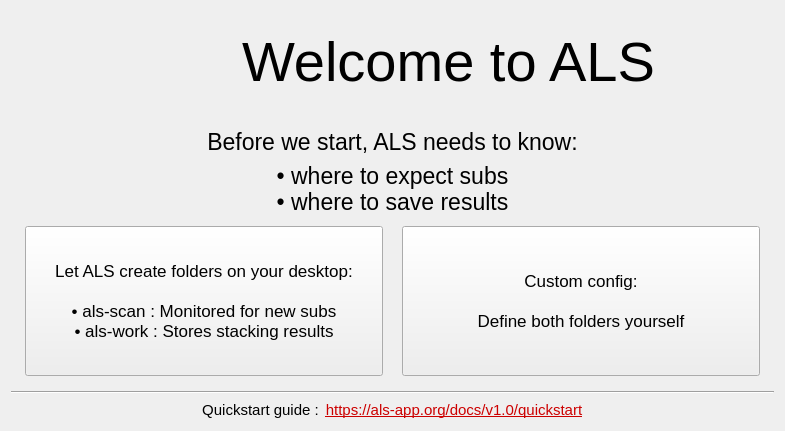
deufrai/als, file src/als/ui/first_run_ui.ui: the form before one commit.
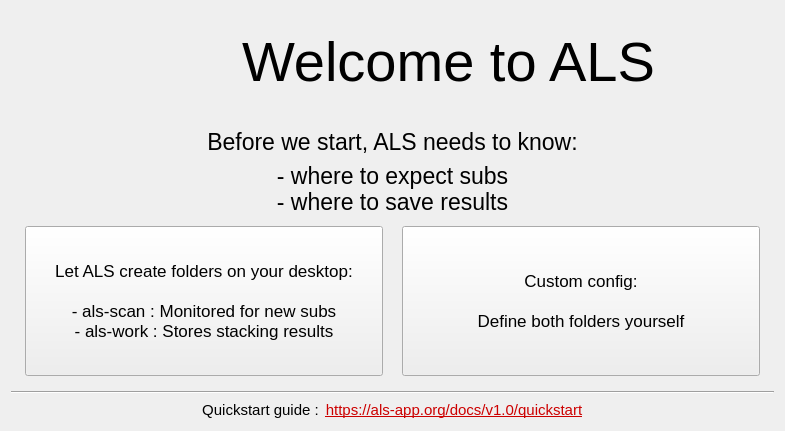
The form after the commit. Icons and pictures are not drawn.

Commit message: revamp Stack group in main UI and update/fix i18n

```diff
--- a/src/als/ui/first_run_ui.ui
+++ b/src/als/ui/first_run_ui.ui
@@ -141,8 +141,8 @@
             </font>
            </property>
            <property name="text">
-            <string>• where to expect subs
-• where to save results</string>
+            <string>- where to expect subs
+- where to save results</string>
            </property>
            <property name="alignment">
             <set>Qt::AlignCenter</set>
@@ -184,8 +184,8 @@
            <property name="text">
             <string>Let ALS create folders on your desktop:
 
-• als-scan : Monitored for new subs
-• als-work : Stores stacking results</string>
+- als-scan : Monitored for new subs
+- als-work : Stores stacking results</string>
            </property>
            <property name="autoDefault">
             <bool>false</bool>
```
The commit also changes 5 other files.
